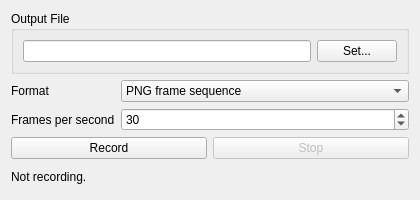
Above: src/Interface/Modules/Render/MovieRecord.ui from SCIInstitute/SCIRun before the change. Below: the same form after it.
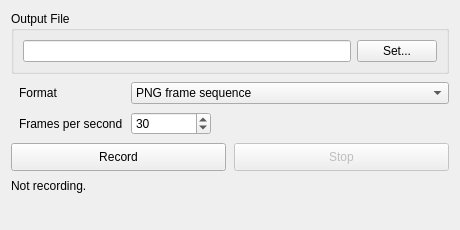
That is the form after the change.

Commit message: Stop the movie recorder's inputs from being squished

Patch:
```diff
--- a/src/Interface/Modules/Render/MovieRecord.ui
+++ b/src/Interface/Modules/Render/MovieRecord.ui
@@ -6,20 +6,26 @@
    <rect>
     <x>0</x>
     <y>0</y>
-    <width>420</width>
-    <height>200</height>
+    <width>460</width>
+    <height>230</height>
    </rect>
   </property>
   <property name="minimumSize">
    <size>
-    <width>420</width>
-    <height>200</height>
+    <width>460</width>
+    <height>0</height>
    </size>
   </property>
   <property name="windowTitle">
    <string>Record Movie</string>
   </property>
   <layout class="QVBoxLayout" name="verticalLayout">
+   <property name="sizeConstraint">
+    <enum>QLayout::SetMinimumSize</enum>
+   </property>
+   <property name="spacing">
+    <number>8</number>
+   </property>
    <item>
     <widget class="QGroupBox" name="movieOutputGroupBox_">
      <property name="title">
@@ -28,6 +34,18 @@
      <layout class="QHBoxLayout" name="movieOutputLayout_">
       <item>
        <widget class="QLineEdit" name="movieOutputPath_">
+        <property name="minimumSize">
+         <size>
+          <width>280</width>
+          <height>0</height>
+         </size>
+        </property>
+        <property name="sizePolicy">
+         <sizepolicy hsizetype="Expanding" vsizetype="Fixed">
+          <horstretch>1</horstretch>
+          <verstretch>0</verstretch>
+         </sizepolicy>
+        </property>
         <property name="toolTip">
          <string>Movie file to write. For a PNG frame sequence the frames are numbered from this name.</string>
         </property>
@@ -38,6 +56,12 @@
         <property name="text">
          <string>Set...</string>
         </property>
+        <property name="sizePolicy">
+         <sizepolicy hsizetype="Fixed" vsizetype="Fixed">
+          <horstretch>0</horstretch>
+          <verstretch>0</verstretch>
+         </sizepolicy>
+        </property>
         <property name="toolTip">
          <string>Choose the output file</string>
         </property>
@@ -48,6 +72,21 @@
    </item>
    <item>
     <layout class="QFormLayout" name="movieSettingsLayout_">
+     <property name="labelAlignment">
+      <set>Qt::AlignLeading|Qt::AlignLeft|Qt::AlignVCenter</set>
+     </property>
+     <property name="formAlignment">
+      <set>Qt::AlignLeading|Qt::AlignLeft|Qt::AlignTop</set>
+     </property>
+     <property name="fieldGrowthPolicy">
+      <enum>QFormLayout::AllNonFixedFieldsGrow</enum>
+     </property>
+     <property name="horizontalSpacing">
+      <number>8</number>
+     </property>
+     <property name="leftMargin">
+      <number>8</number>
+     </property>
      <item row="0" column="0">
       <widget class="QLabel" name="movieFormatLabel_">
        <property name="text">
@@ -57,6 +96,12 @@
      </item>
      <item row="0" column="1">
       <widget class="QComboBox" name="movieFormatComboBox_">
+       <property name="minimumSize">
+        <size>
+         <width>200</width>
+         <height>0</height>
+        </size>
+       </property>
        <item>
         <property name="text">
          <string>PNG frame sequence</string>
@@ -83,6 +128,18 @@
      </item>
      <item row="1" column="1">
       <widget class="QSpinBox" name="movieFrameRateSpinBox_">
+       <property name="minimumSize">
+        <size>
+         <width>80</width>
+         <height>0</height>
+        </size>
+       </property>
+       <property name="sizePolicy">
+        <sizepolicy hsizetype="Fixed" vsizetype="Fixed">
+         <horstretch>0</horstretch>
+         <verstretch>0</verstretch>
+        </sizepolicy>
+       </property>
        <property name="minimum">
         <number>1</number>
        </property>
@@ -98,8 +155,17 @@
    </item>
    <item>
     <layout class="QHBoxLayout" name="movieButtonLayout_">
+     <property name="spacing">
+      <number>8</number>
+     </property>
      <item>
       <widget class="QPushButton" name="movieRecordButton_">
+       <property name="minimumSize">
+        <size>
+         <width>0</width>
+         <height>28</height>
+        </size>
+       </property>
        <property name="text">
         <string>Record</string>
        </property>
@@ -110,6 +176,12 @@
      </item>
      <item>
       <widget class="QPushButton" name="movieStopButton_">
+       <property name="minimumSize">
+        <size>
+         <width>0</width>
+         <height>28</height>
+        </size>
+       </property>
        <property name="text">
         <string>Stop</string>
        </property>
@@ -131,6 +203,21 @@
      <property name="wordWrap">
       <bool>true</bool>
      </property>
+     <property name="alignment">
+      <set>Qt::AlignLeading|Qt::AlignLeft|Qt::AlignTop</set>
+     </property>
+     <property name="minimumSize">
+      <size>
+       <width>0</width>
+       <height>34</height>
+      </size>
+     </property>
+     <property name="sizePolicy">
+      <sizepolicy hsizetype="Preferred" vsizetype="MinimumExpanding">
+       <horstretch>0</horstretch>
+       <verstretch>0</verstretch>
+      </sizepolicy>
+     </property>
     </widget>
    </item>
   </layout>
```
The commit also changes 1 other file.
